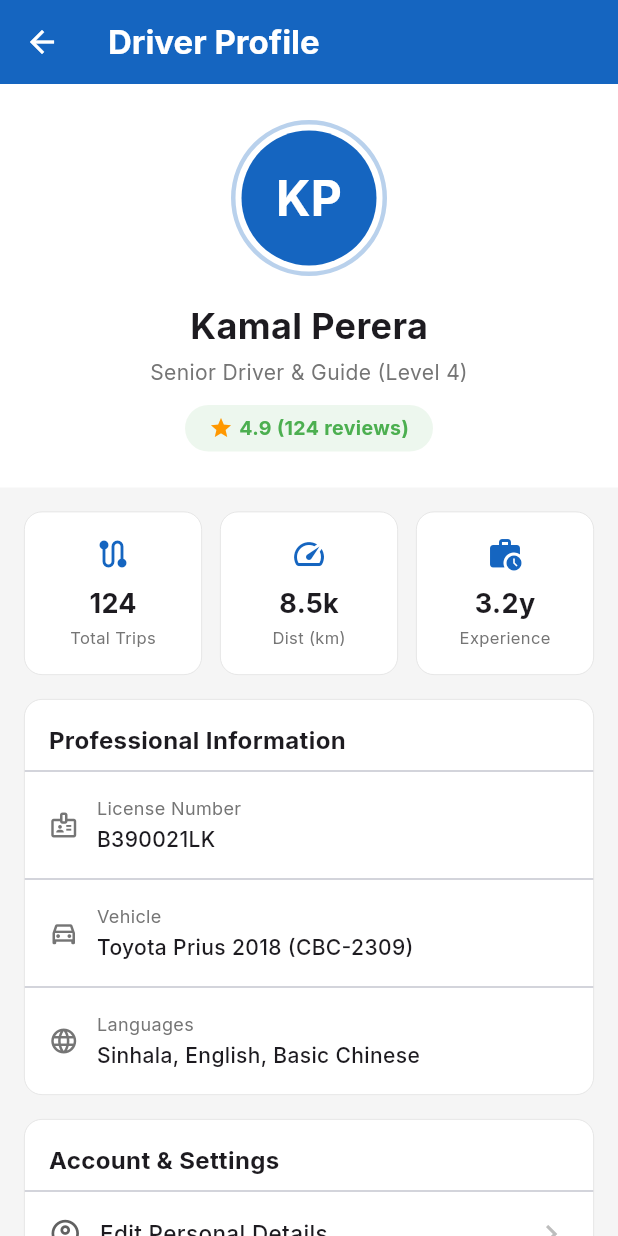
After one commit to ThisenSandeepa/tourism-app-srilanka, a Flutter app: the DriverProfileScreen screen opened directly, on a phone screen of 412 x 824 dp. The commit adds this screen. Run offline on Flutter 3.47's test engine with Material 3 defaults, Android fonts, the phone set to English and light mode, and no system bars; our stand-ins replace google_fonts, shared_preferences; accounts and stored records are empty.

Commit message:
feat: implement driver shell navigation and profile screen

```diff
--- /dev/null
+++ b/lib/features/driver/profile/screens/driver_profile_screen.dart
@@ -0,0 +1,270 @@
+import 'package:flutter/material.dart';
+import '../../../../core/theme/app_colors.dart';
+
+class DriverProfileScreen extends StatelessWidget {
+  const DriverProfileScreen({super.key});
+
+  @override
+  Widget build(BuildContext context) {
+    return Scaffold(
+      backgroundColor: AppColors.surface,
+      appBar: AppBar(
+        title: const Text('Driver Profile', style: TextStyle(fontWeight: FontWeight.bold)),
+        backgroundColor: AppColors.primaryBlue,
+        elevation: 0,
+        foregroundColor: Colors.white,
+      ),
+      body: SingleChildScrollView(
+        padding: const EdgeInsets.only(bottom: 30),
+        child: Column(
+          children: [
+            _buildProfileHeader(context),
+            const SizedBox(height: 16),
+            _buildStatsCards(),
+            const SizedBox(height: 16),
+            _buildInfoSection(),
+            const SizedBox(height: 16),
+            _buildSettingsSection(),
+            const SizedBox(height: 24),
+            _buildLogoutButton(context),
+          ],
+        ),
+      ),
+    );
+  }
+
+  Widget _buildProfileHeader(BuildContext context) {
+    return Container(
+      width: double.infinity,
+      color: Colors.white,
+      padding: const EdgeInsets.symmetric(vertical: 24, horizontal: 20),
+      child: Column(
+        children: [
+          Container(
+            padding: const EdgeInsets.all(4),
+            decoration: BoxDecoration(
+              shape: BoxShape.circle,
+              border: Border.all(color: AppColors.primaryBlue.withValues(alpha: 0.3), width: 3),
+            ),
+            child: const CircleAvatar(
+              radius: 45,
+              backgroundColor: AppColors.primaryBlue,
+              child: Text(
+                'KP',
+                style: TextStyle(
+                  color: Colors.white,
+                  fontSize: 32,
+                  fontWeight: FontWeight.bold,
+                ),
+              ),
+            ),
+          ),
+          const SizedBox(height: 16),
+          const Text(
+            'Kamal Perera',
+            style: TextStyle(fontSize: 24, fontWeight: FontWeight.bold),
+          ),
+          const SizedBox(height: 4),
+          Text(
+            'Senior Driver & Guide (Level 4)',
+            style: TextStyle(color: Colors.grey[600], fontSize: 14),
+          ),
+          const SizedBox(height: 12),
+          Container(
+            padding: const EdgeInsets.symmetric(horizontal: 16, vertical: 6),
+            decoration: BoxDecoration(
+              color: AppColors.activeGreen.withValues(alpha: 0.1),
+              borderRadius: BorderRadius.circular(20),
+            ),
+            child: const Row(
+              mainAxisSize: MainAxisSize.min,
+              children: [
+                Icon(Icons.star, color: Colors.orange, size: 16),
+                SizedBox(width: 4),
+                Text(
+                  '4.9 (124 reviews)',
+                  style: TextStyle(
+                    color: AppColors.activeGreen,
+                    fontWeight: FontWeight.bold,
+                    fontSize: 13,
+                  ),
+                ),
+              ],
+            ),
+          ),
+        ],
+      ),
+    );
+  }
+
+  Widget _buildStatsCards() {
+    return Padding(
+      padding: const EdgeInsets.symmetric(horizontal: 16),
+      child: Row(
+        children: [
+          Expanded(child: _buildStatCard('124', 'Total Trips', Icons.route)),
+          const SizedBox(width: 12),
+          Expanded(child: _buildStatCard('8.5k', 'Dist (km)', Icons.speed)),
+          const SizedBox(width: 12),
+          Expanded(child: _buildStatCard('3.2y', 'Experience', Icons.work_history)),
+        ],
+      ),
+    );
+  }
+
+  Widget _buildStatCard(String value, String label, IconData icon) {
+    return Container(
+      padding: const EdgeInsets.all(16),
+      decoration: BoxDecoration(
+        color: Colors.white,
+        borderRadius: BorderRadius.circular(12),
+        border: Border.all(color: AppColors.divider, width: 0.5),
+      ),
+      child: Column(
+        children: [
+          Icon(icon, color: AppColors.primaryBlue, size: 24),
+          const SizedBox(height: 8),
+          Text(
+            value,
+            style: const TextStyle(fontSize: 18, fontWeight: FontWeight.bold),
+          ),
+          const SizedBox(height: 2),
+          Text(
+            label,
+            style: TextStyle(color: Colors.grey[600], fontSize: 11),
+          ),
+        ],
+      ),
+    );
+  }
+
+  Widget _buildInfoSection() {
+    return Container(
+      margin: const EdgeInsets.symmetric(horizontal: 16),
+      decoration: BoxDecoration(
+        color: Colors.white,
+        borderRadius: BorderRadius.circular(12),
+        border: Border.all(color: AppColors.divider, width: 0.5),
+      ),
+      child: Column(
+        crossAxisAlignment: CrossAxisAlignment.start,
+        children: [
+          const Padding(
+            padding: EdgeInsets.fromLTRB(16, 16, 16, 8),
+            child: Text(
+              'Professional Information',
+              style: TextStyle(fontSize: 16, fontWeight: FontWeight.bold),
+            ),
+          ),
+          const Divider(height: 1),
+          _buildInfoRow(Icons.badge_outlined, 'License Number', 'B390021LK'),
+          const Divider(height: 1),
+          _buildInfoRow(Icons.directions_car_outlined, 'Vehicle', 'Toyota Prius 2018 (CBC-2309)'),
+          const Divider(height: 1),
+          _buildInfoRow(Icons.language, 'Languages', 'Sinhala, English, Basic Chinese'),
+        ],
+      ),
+    );
+  }
+
+  Widget _buildSettingsSection() {
+    return Container(
+      margin: const EdgeInsets.symmetric(horizontal: 16),
+      decoration: BoxDecoration(
+        color: Colors.white,
+        borderRadius: BorderRadius.circular(12),
+        border: Border.all(color: AppColors.divider, width: 0.5),
+      ),
+      child: Column(
+        crossAxisAlignment: CrossAxisAlignment.start,
+        children: [
+          const Padding(
+            padding: EdgeInsets.fromLTRB(16, 16, 16, 8),
+            child: Text(
+              'Account & Settings',
+              style: TextStyle(fontSize: 16, fontWeight: FontWeight.bold),
+            ),
+          ),
+          const Divider(height: 1),
+          _buildActionRow(Icons.account_circle_outlined, 'Edit Personal Details'),
+          const Divider(height: 1),
+          _buildActionRow(Icons.notifications_outlined, 'Notification Preferences'),
+          const Divider(height: 1),
+          _buildActionRow(Icons.security, 'Security & Password'),
+          const Divider(height: 1),
+          _buildActionRow(Icons.help_outline, 'Help & Support'),
+        ],
+      ),
+    );
+  }
+
+  Widget _buildInfoRow(IconData icon, String title, String value) {
+    return Padding(
+      padding: const EdgeInsets.all(16),
+      child: Row(
+        children: [
+          Icon(icon, color: Colors.grey[600], size: 20),
+          const SizedBox(width: 12),
+          Expanded(
+            child: Column(
+              crossAxisAlignment: CrossAxisAlignment.start,
+              children: [
+                Text(title, style: TextStyle(color: Colors.grey[600], fontSize: 12)),
+                const SizedBox(height: 2),
+                Text(value, style: const TextStyle(fontWeight: FontWeight.w500, fontSize: 14)),
+              ],
+            ),
+          ),
+        ],
+      ),
+    );
+  }
+
+  Widget _buildActionRow(IconData icon, String title) {
+    return InkWell(
+      onTap: () {},
+      child: Padding(
+        padding: const EdgeInsets.all(16),
+        child: Row(
+          children: [
+            Icon(icon, color: Colors.grey[700], size: 22),
+            const SizedBox(width: 12),
+            Expanded(
+              child: Text(
+                title,
+                style: const TextStyle(fontSize: 15, fontWeight: FontWeight.w500),
+              ),
+            ),
+            Icon(Icons.chevron_right, color: Colors.grey[400]),
+          ],
+        ),
+      ),
+    );
+  }
+
+  Widget _buildLogoutButton(BuildContext context) {
+    return Padding(
+      padding: const EdgeInsets.symmetric(horizontal: 16),
+      child: SizedBox(
+        width: double.infinity,
+        child: OutlinedButton(
+          onPressed: () {
+            // Should properly route to login/role selection in real flow
+          },
+          style: OutlinedButton.styleFrom(
+            foregroundColor: AppColors.emergencyRed,
+            side: const BorderSide(color: AppColors.emergencyRed),
+            padding: const EdgeInsets.symmetric(vertical: 14),
+            shape: RoundedRectangleBorder(
+              borderRadius: BorderRadius.circular(12),
+            ),
+          ),
+          child: const Text(
+            'Sign Out',
+            style: TextStyle(fontWeight: FontWeight.bold),
+          ),
+        ),
+      ),
+    );
+  }
+}
--- a/lib/features/shell/driver_shell.dart
+++ b/lib/features/shell/driver_shell.dart
@@ -12,6 +12,9 @@ import 'package:ceylon_tours_pro/features/driver/earnings/screens/earnings_scree
 import 'package:ceylon_tours_pro/features/driver/translate/screens/translate_screen.dart';
 import 'package:ceylon_tours_pro/features/driver/pulse/screens/pulse_screen.dart';
 import 'package:ceylon_tours_pro/features/driver/vehicle/screens/vehicle_screen.dart';
+
+// Profile
+import 'package:ceylon_tours_pro/features/driver/profile/screens/driver_profile_screen.dart';
 
 class DriverShell extends StatefulWidget {
   const DriverShell({super.key});
@@ -108,7 +111,16 @@ class _DriverShellState extends State<DriverShell> {
                         ),
                         const Spacer(),
                         // User Avatar
-                        Container(
+                        GestureDetector(
+                          onTap: () {
+                            Navigator.push(
+                              context,
+                              MaterialPageRoute(
+                                builder: (context) => const DriverProfileScreen(),
+                              ),
+                            );
+                          },
+                          child: Container(
                             padding: const EdgeInsets.symmetric(
                               horizontal: 10,
                               vertical: 6,
@@ -140,6 +152,7 @@ class _DriverShellState extends State<DriverShell> {
                                   ),
                                 ),
                               ],
+                            ),
                           ),
                         ),
                       ],
```
Lines whose indentation alone changed are shown as unchanged.
